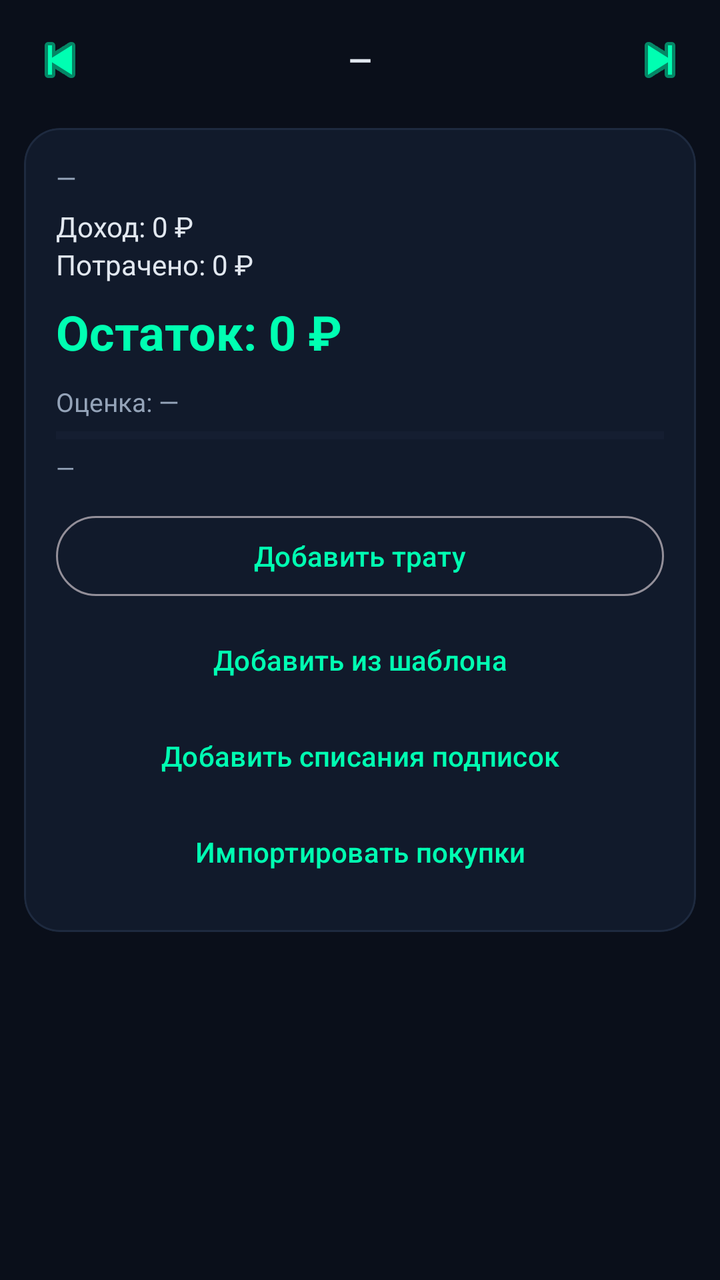
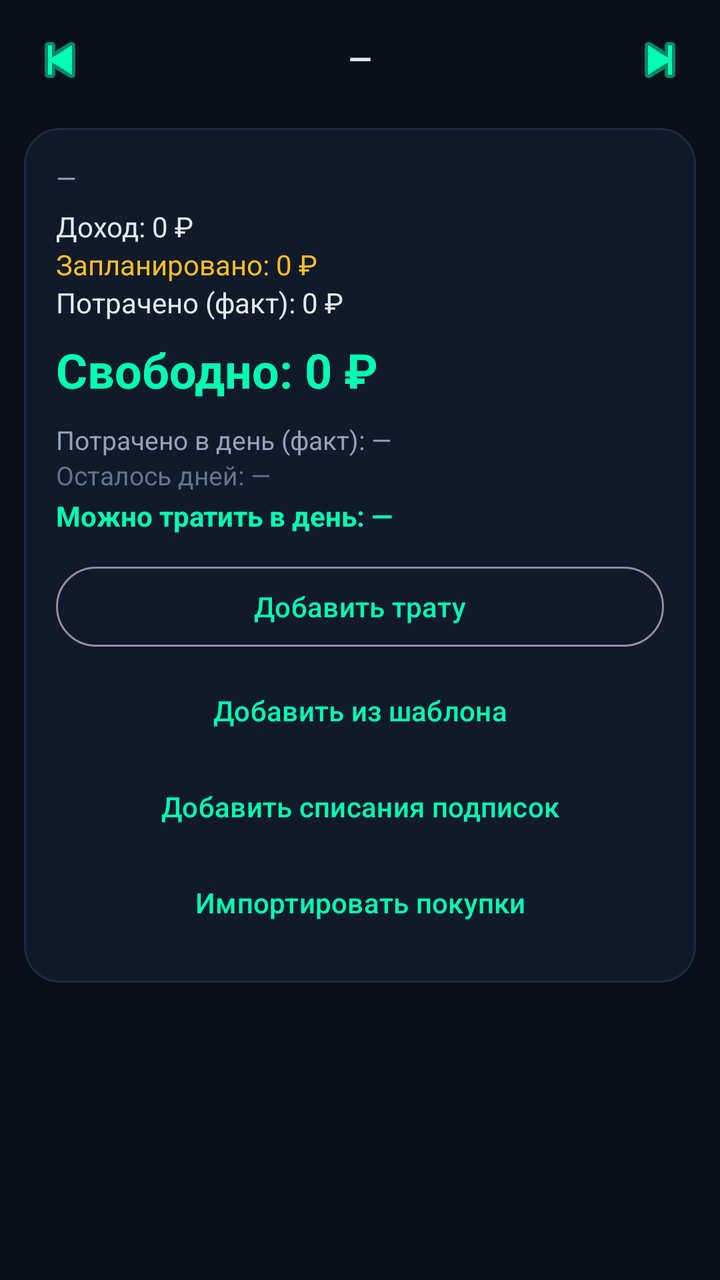

The first picture is an Android layout as it rendered before a commit; the second is the same layout after the commit. The layout source and the unified diff follow.
<!-- AndroidManifest.xml: application theme Theme.TaskMGR -->
<!-- res/layout/fragment_finance_periods.xml -->
<?xml version="1.0" encoding="utf-8"?>

<LinearLayout xmlns:android="http://schemas.android.com/apk/res/android"
  android:layout_width="match_parent"
  android:layout_height="match_parent"
  android:orientation="vertical">

  
  <LinearLayout
    android:layout_width="match_parent"
    android:layout_height="wrap_content"
    android:orientation="horizontal"
    android:gravity="center_vertical"
    android:paddingStart="8dp"
    android:paddingEnd="8dp"
    android:paddingTop="8dp">

    <ImageButton
      android:id="@+id/btn_prev_period"
      android:layout_width="44dp"
      android:layout_height="44dp"
      android:background="?attr/selectableItemBackgroundBorderless"
      android:src="@android:drawable/ic_media_previous"
      android:tint="@color/neon_green"
      android:contentDescription="Предыдущий период" />

    <TextView
      android:id="@+id/tv_period_name"
      android:layout_width="0dp"
      android:layout_height="wrap_content"
      android:layout_weight="1"
      android:gravity="center"
      android:text="—"
      android:textSize="15sp"
      android:textStyle="bold"
      android:textColor="@color/text_primary"
      android:maxLines="1"
      android:ellipsize="end" />

    <ImageButton
      android:id="@+id/btn_next_period"
      android:layout_width="44dp"
      android:layout_height="44dp"
      android:background="?attr/selectableItemBackgroundBorderless"
      android:src="@android:drawable/ic_media_next"
      android:tint="@color/neon_green"
      android:contentDescription="Следующий период" />
  </LinearLayout>

  <ScrollView
    android:layout_width="match_parent"
    android:layout_height="0dp"
    android:layout_weight="1"
    android:fillViewport="true">

    <LinearLayout
      android:layout_width="match_parent"
      android:layout_height="wrap_content"
      android:orientation="vertical"
      android:padding="12dp">

      <com.google.android.material.card.MaterialCardView
        android:id="@+id/card_fin_summary"
        style="@style/Widget.TaskMGR.Card"
        android:layout_width="match_parent"
        android:layout_height="wrap_content">

        <LinearLayout
          android:layout_width="match_parent"
          android:layout_height="wrap_content"
          android:orientation="vertical"
          android:padding="16dp">

          <TextView
            android:id="@+id/tv_fin_period_range"
            android:layout_width="match_parent"
            android:layout_height="wrap_content"
            android:textSize="13sp"
            android:textColor="@color/text_secondary"
            android:text="—" />

          <TextView
            android:id="@+id/tv_fin_income"
            android:layout_width="match_parent"
            android:layout_height="wrap_content"
            android:layout_marginTop="6dp"
            android:textSize="14sp"
            android:textColor="@color/text_primary"
            android:text="Доход: 0 ₽" />

          <TextView
            android:id="@+id/tv_fin_spent"
            android:layout_width="match_parent"
            android:layout_height="wrap_content"
            android:textSize="14sp"
            android:textColor="@color/text_primary"
            android:text="Потрачено: 0 ₽" />

          <TextView
            android:id="@+id/tv_fin_left"
            android:layout_width="match_parent"
            android:layout_height="wrap_content"
            android:layout_marginTop="8dp"
            android:textSize="24sp"
            android:textStyle="bold"
            android:textColor="@color/neon_green"
            android:text="Остаток: 0 ₽" />

          

          <TextView
            android:id="@+id/tv_fin_score_label"
            android:layout_width="match_parent"
            android:layout_height="wrap_content"
            android:layout_marginTop="10dp"
            android:textSize="13sp"
            android:textColor="@color/text_secondary"
            android:text="Оценка: —" />

          <ProgressBar
            android:id="@+id/pb_fin_score"
            style="?android:attr/progressBarStyleHorizontal"
            android:layout_width="match_parent"
            android:layout_height="8dp"
            android:layout_marginTop="4dp"
            android:max="100"
            android:progress="0"
            android:progressTint="@color/neon_green"
            android:progressBackgroundTint="@color/surface_variant" />

          <TextView
            android:id="@+id/tv_fin_score_subtitle"
            android:layout_width="match_parent"
            android:layout_height="wrap_content"
            android:layout_marginTop="4dp"
            android:textSize="12sp"
            android:textColor="@color/text_secondary"
            android:text="—" />

          <TextView
            android:id="@+id/tv_fin_score_trend"
            android:layout_width="match_parent"
            android:layout_height="wrap_content"
            android:textSize="12sp"
            android:textColor="@color/text_tertiary"
            android:visibility="gone" />

          

          <com.google.android.material.button.MaterialButton
            android:id="@+id/btn_fin_add_expense"
            style="@style/Widget.Material3.Button.OutlinedButton"
            android:layout_width="match_parent"
            android:layout_height="wrap_content"
            android:layout_marginTop="12dp"
            android:text="Добавить трату" />

          <com.google.android.material.button.MaterialButton
            android:id="@+id/btn_fin_add_from_template"
            style="@style/Widget.Material3.Button.TextButton"
            android:layout_width="match_parent"
            android:layout_height="wrap_content"
            android:layout_marginTop="4dp"
            android:text="Добавить из шаблона" />

          <com.google.android.material.button.MaterialButton
            android:id="@+id/btn_fin_add_subs"
            style="@style/Widget.Material3.Button.TextButton"
            android:layout_width="match_parent"
            android:layout_height="wrap_content"
            android:layout_marginTop="0dp"
            android:text="Добавить списания подписок" />

          <com.google.android.material.button.MaterialButton
            android:id="@+id/btn_fin_add_shopping"
            style="@style/Widget.Material3.Button.TextButton"
            android:layout_width="match_parent"
            android:layout_height="wrap_content"
            android:layout_marginTop="0dp"
            android:text="Импортировать покупки" />
        </LinearLayout>
      </com.google.android.material.card.MaterialCardView>

      <TextView
        android:id="@+id/tv_fin_empty"
        android:layout_width="match_parent"
        android:layout_height="wrap_content"
        android:padding="24dp"
        android:gravity="center"
        android:text="Период не выбран"
        android:textSize="15sp"
        android:textColor="@color/text_secondary"
        android:visibility="gone" />

      <androidx.recyclerview.widget.RecyclerView
        android:id="@+id/fin_expenses_recycler"
        android:layout_width="match_parent"
        android:layout_height="wrap_content"
        android:layout_marginTop="8dp"
        android:nestedScrollingEnabled="false" />
    </LinearLayout>
  </ScrollView>
</LinearLayout>
<!-- resources referenced by this layout -->
<resources>
  <color name="neon_green">#00FFB2</color>
  <color name="surface_variant">#1E2A3F</color>
  <color name="text_primary">#E2E8F0</color>
  <color name="text_secondary">#94A3B8</color>
  <color name="text_tertiary">#64748B</color>
  <style name="Widget.TaskMGR.Card" parent="Widget.Material3.CardView.Elevated">
      <item name="cardCornerRadius">@dimen/card_corner_radius</item>
      <item name="cardElevation">0dp</item>
      <item name="cardBackgroundColor">@color/surface</item>
      <item name="android:layout_marginBottom">10dp</item>
      <item name="strokeColor">@color/divider</item>
      <item name="strokeWidth">1dp</item>
    </style>
  <dimen name="card_corner_radius">18dp</dimen>
  <color name="surface">#111A2B</color>
  <color name="divider">#1E2A3F</color>
  <style name="TaskMGRWindowAnimation" parent="@android:style/Animation.Activity">
          
          <item name="android:activityOpenEnterAnimation">@anim/fade_in</item>
          <item name="android:activityOpenExitAnimation">@anim/no_anim</item>
          
          <item name="android:activityCloseEnterAnimation">@anim/fade_in</item>
          <item name="android:activityCloseExitAnimation">@anim/no_anim</item>
      </style>
  <color name="text_on_accent">#0A0F1A</color>
  <color name="electric_purple">#A855F7</color>
  <color name="amber">#FBBF24</color>
  <color name="raspberry">#FF3B6B</color>
  <color name="bg">#0A0F1A</color>
  <style name="ThemeOverlay.TaskMGR.DatePicker" parent="ThemeOverlay.AppCompat.Dialog">
          <item name="colorAccent">@color/neon_green</item>
          <item name="colorPrimary">@color/neon_green</item>
          <item name="android:colorAccent">@color/neon_green</item>
          <item name="android:colorControlActivated">@color/neon_green</item>
          <item name="android:windowBackground">@color/surface_raised</item>
          <item name="android:textColorPrimary">@color/text_primary</item>
          <item name="android:textColorSecondary">@color/text_secondary</item>
          <item name="android:textColor">@color/neon_green</item>
      </style>
  <style name="TaskMGRSpinner" parent="Widget.AppCompat.Spinner">
      <item name="android:popupBackground">@drawable/dialog_bg</item>
      <item name="android:textColor">@color/text_primary</item>
      <item name="android:spinnerItemStyle">@style/TaskMGRSpinnerItem</item>
      <item name="android:spinnerDropDownItemStyle">@style/TaskMGRSpinnerItem</item>
    </style>
  <style name="Widget.TaskMGR.Fab" parent="Widget.Material3.FloatingActionButton.Primary">
      <item name="backgroundTint">@color/neon_green</item>
      <item name="tint">@color/text_on_accent</item>
      <item name="android:elevation">8dp</item>
      <item name="elevation">8dp</item>
    </style>
  <color name="surface_raised">#16223A</color>
  <!-- drawable dialog_bg (drawable) -->
  <?xml version="1.0" encoding="utf-8"?>
  
  <shape xmlns:android="http://schemas.android.com/apk/res/android"
      android:shape="rectangle">
      <solid android:color="@color/surface_raised" />
      <corners android:radius="22dp" />
      <stroke android:width="1dp" android:color="@color/divider" />
  </shape>
  <color name="divider_strong">#2A3A55</color>
  <color name="neon_green_dim">#00C28A</color>
  <style name="ShapeAppearance.TaskMGR.Dialog" parent="">
          <item name="cornerFamily">rounded</item>
          <item name="cornerSize">22dp</item>
      </style>
  <style name="TaskMGRSpinnerItem" parent="Widget.AppCompat.TextView.SpinnerItem">
      <item name="android:textColor">@color/text_primary</item>
      <item name="android:textSize">15sp</item>
    </style>
  <!-- unchanged entries left out for length: 2 -->
</resources>

<!-- the commit's change to res/layout/fragment_finance_periods.xml (unified diff, before → after) -->
@@ -27,7 +27,7 @@
     <TextView
       android:id="@+id/tv_period_name"
       android:layout_width="0dp"
-      android:layout_height="wrap_content"
+      android:layout_height="44dp"
       android:layout_weight="1"
       android:gravity="center"
       android:text="—"
@@ -35,7 +35,8 @@
       android:textStyle="bold"
       android:textColor="@color/text_primary"
       android:maxLines="1"
-      android:ellipsize="end" />
+      android:ellipsize="end"
+      android:includeFontPadding="false" />
 
     <ImageButton
       android:id="@+id/btn_next_period"
@@ -89,12 +90,20 @@
             android:text="Доход: 0 ₽" />
 
           <TextView
+            android:id="@+id/tv_fin_planned"
+            android:layout_width="match_parent"
+            android:layout_height="wrap_content"
+            android:textSize="14sp"
+            android:textColor="@color/amber"
+            android:text="Запланировано: 0 ₽" />
+
+          <TextView
             android:id="@+id/tv_fin_spent"
             android:layout_width="match_parent"
             android:layout_height="wrap_content"
             android:textSize="14sp"
             android:textColor="@color/text_primary"
-            android:text="Потрачено: 0 ₽" />
+            android:text="Потрачено (факт): 0 ₽" />
 
           <TextView
             android:id="@+id/tv_fin_left"
@@ -104,49 +113,46 @@
             android:textSize="24sp"
             android:textStyle="bold"
             android:textColor="@color/neon_green"
-            android:text="Остаток: 0 ₽" />
+            android:text="Свободно: 0 ₽" />
 
           
-
-          <TextView
-            android:id="@+id/tv_fin_score_label"
+          <TextView
+            android:id="@+id/tv_fin_avg_day"
             android:layout_width="match_parent"
             android:layout_height="wrap_content"
             android:layout_marginTop="10dp"
             android:textSize="13sp"
             android:textColor="@color/text_secondary"
-            android:text="Оценка: —" />
-
-          <ProgressBar
-            android:id="@+id/pb_fin_score"
-            style="?android:attr/progressBarStyleHorizontal"
-            android:layout_width="match_parent"
-            android:layout_height="8dp"
-            android:layout_marginTop="4dp"
-            android:max="100"
-            android:progress="0"
-            android:progressTint="@color/neon_green"
-            android:progressBackgroundTint="@color/surface_variant" />
-
-          <TextView
-            android:id="@+id/tv_fin_score_subtitle"
-            android:layout_width="match_parent"
-            android:layout_height="wrap_content"
-            android:layout_marginTop="4dp"
-            android:textSize="12sp"
-            android:textColor="@color/text_secondary"
-            android:text="—" />
-
-          <TextView
-            android:id="@+id/tv_fin_score_trend"
-            android:layout_width="match_parent"
-            android:layout_height="wrap_content"
-            android:textSize="12sp"
+            android:text="Потрачено в день (факт): —" />
+
+          <TextView
+            android:id="@+id/tv_fin_days_left"
+            android:layout_width="match_parent"
+            android:layout_height="wrap_content"
+            android:textSize="13sp"
             android:textColor="@color/text_tertiary"
+            android:text="Осталось дней: —" />
+
+          <TextView
+            android:id="@+id/tv_fin_forecast"
+            android:layout_width="match_parent"
+            android:layout_height="wrap_content"
+            android:layout_marginTop="2dp"
+            android:textSize="14sp"
+            android:textStyle="bold"
+            android:textColor="@color/neon_green"
+            android:text="Можно тратить в день: —" />
+
+          <TextView
+            android:id="@+id/tv_fin_plan_left"
+            android:layout_width="match_parent"
+            android:layout_height="wrap_content"
+            android:textSize="13sp"
+            android:textColor="@color/amber"
+            android:text="План ещё не выполнен: —"
             android:visibility="gone" />
 
           
-
           <com.google.android.material.button.MaterialButton
             android:id="@+id/btn_fin_add_expense"
             style="@style/Widget.Material3.Button.OutlinedButton"
@@ -192,12 +198,51 @@
         android:textColor="@color/text_secondary"
         android:visibility="gone" />
 
+      
+      <TextView
+        android:id="@+id/tv_fin_planned_header"
+        android:layout_width="match_parent"
+        android:layout_height="wrap_content"
+        android:layout_marginTop="12dp"
+        android:text="Запланировано"
+        android:textSize="12sp"
+        android:textColor="@color/text_secondary"
+        android:textStyle="bold"
+        android:textAllCaps="true"
+        android:letterSpacing="0.06"
+        android:visibility="gone" />
+
       <androidx.recyclerview.widget.RecyclerView
-        android:id="@+id/fin_expenses_recycler"
-        android:layout_width="match_parent"
-        android:layout_height="wrap_content"
-        android:layout_marginTop="8dp"
-        android:nestedScrollingEnabled="false" />
+        android:id="@+id/fin_planned_recycler"
+        android:layout_width="match_parent"
+        android:layout_height="wrap_content"
+        android:layout_marginTop="4dp"
+        android:nestedScrollingEnabled="false"
+        android:overScrollMode="never"
+        android:visibility="gone" />
+
+      
+      <TextView
+        android:id="@+id/tv_fin_fact_header"
+        android:layout_width="match_parent"
+        android:layout_height="wrap_content"
+        android:layout_marginTop="12dp"
+        android:text="Факт"
+        android:textSize="12sp"
+        android:textColor="@color/text_secondary"
+        android:textStyle="bold"
+        android:textAllCaps="true"
+        android:letterSpacing="0.06"
+        android:visibility="gone" />
+
+      <androidx.recyclerview.widget.RecyclerView
+        android:id="@+id/fin_fact_recycler"
+        android:layout_width="match_parent"
+        android:layout_height="wrap_content"
+        android:layout_marginTop="4dp"
+        android:nestedScrollingEnabled="false"
+        android:overScrollMode="never"
+        android:visibility="gone" />
     </LinearLayout>
   </ScrollView>
 </LinearLayout>
